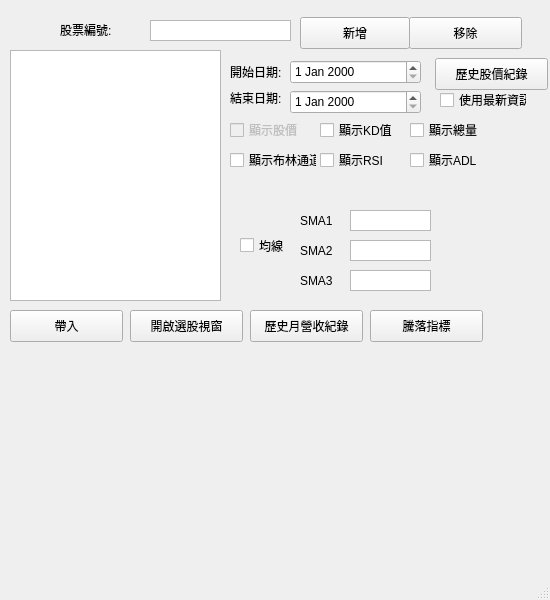
Before: the Qt Designer form UI_main.ui in bjioljlo/StockHistory, drawn with Qt 5.
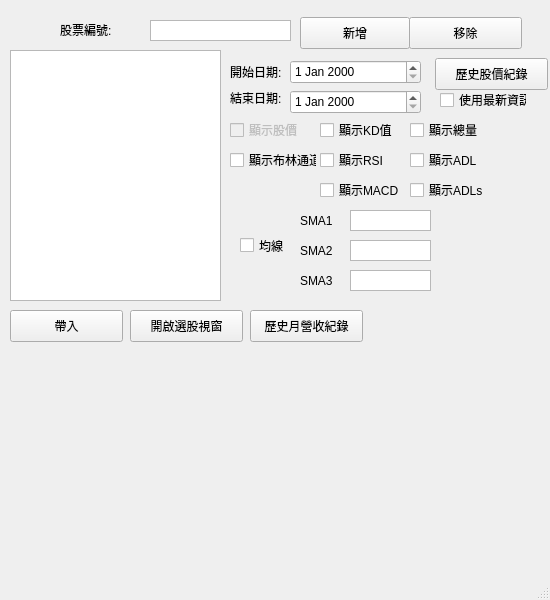
After: the same form once the commit is applied.

Commit message: 新增ＫＤ策略選股，新增騰落指標，季資料換位置，

Patch:
```diff
--- a/UI_main.ui
+++ b/UI_main.ui
@@ -401,19 +401,6 @@
      <string>顯示RSI</string>
     </property>
    </widget>
-   <widget class="QPushButton" name="button_getADindex">
-    <property name="geometry">
-     <rect>
-      <x>370</x>
-      <y>310</y>
-      <width>113</width>
-      <height>32</height>
-     </rect>
-    </property>
-    <property name="text">
-     <string>騰落指標</string>
-    </property>
-   </widget>
    <widget class="QCheckBox" name="check_ADL">
     <property name="geometry">
      <rect>
@@ -427,6 +414,32 @@
      <string>顯示ADL</string>
     </property>
    </widget>
+   <widget class="QCheckBox" name="check_ADLs">
+    <property name="geometry">
+     <rect>
+      <x>410</x>
+      <y>180</y>
+      <width>87</width>
+      <height>20</height>
+     </rect>
+    </property>
+    <property name="text">
+     <string>顯示ADLs</string>
+    </property>
+   </widget>
+   <widget class="QCheckBox" name="check_MACD">
+    <property name="geometry">
+     <rect>
+      <x>320</x>
+      <y>180</y>
+      <width>87</width>
+      <height>20</height>
+     </rect>
+    </property>
+    <property name="text">
+     <string>顯示MACD</string>
+    </property>
+   </widget>
   </widget>
   <widget class="QMenuBar" name="menubar">
    <property name="geometry">
```
The commit also changes 7 other files.
